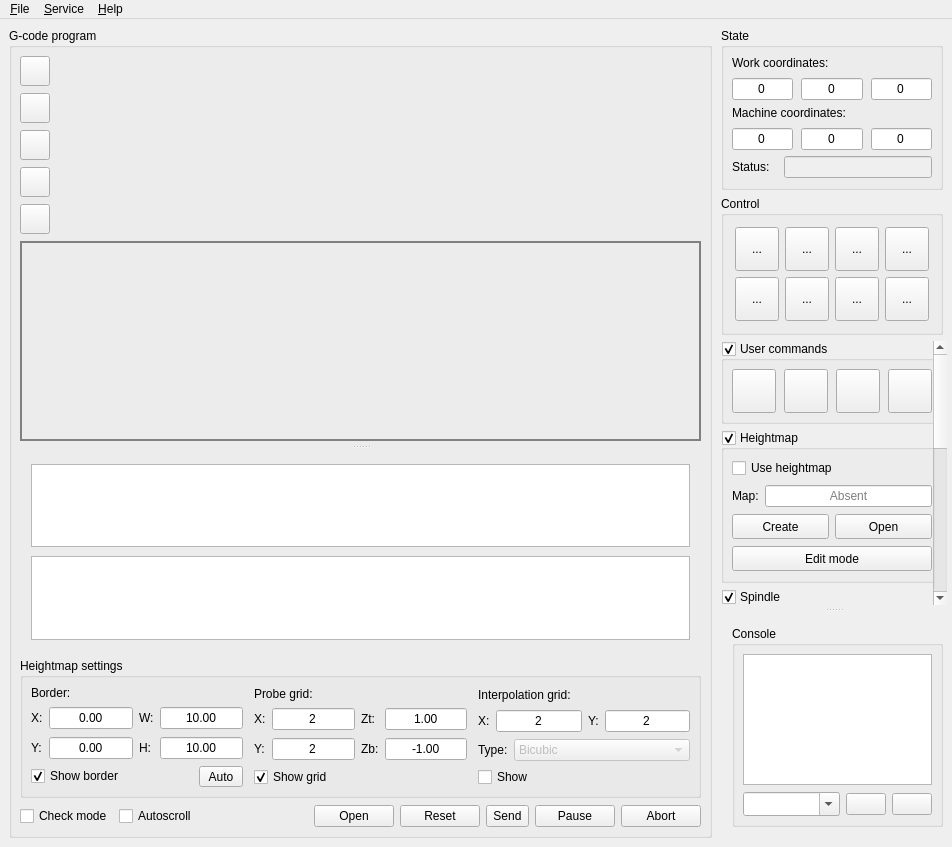
The window that src/frmmain.ui (dunkelstern/Candle) describes before a commit, drawn with Qt 5.
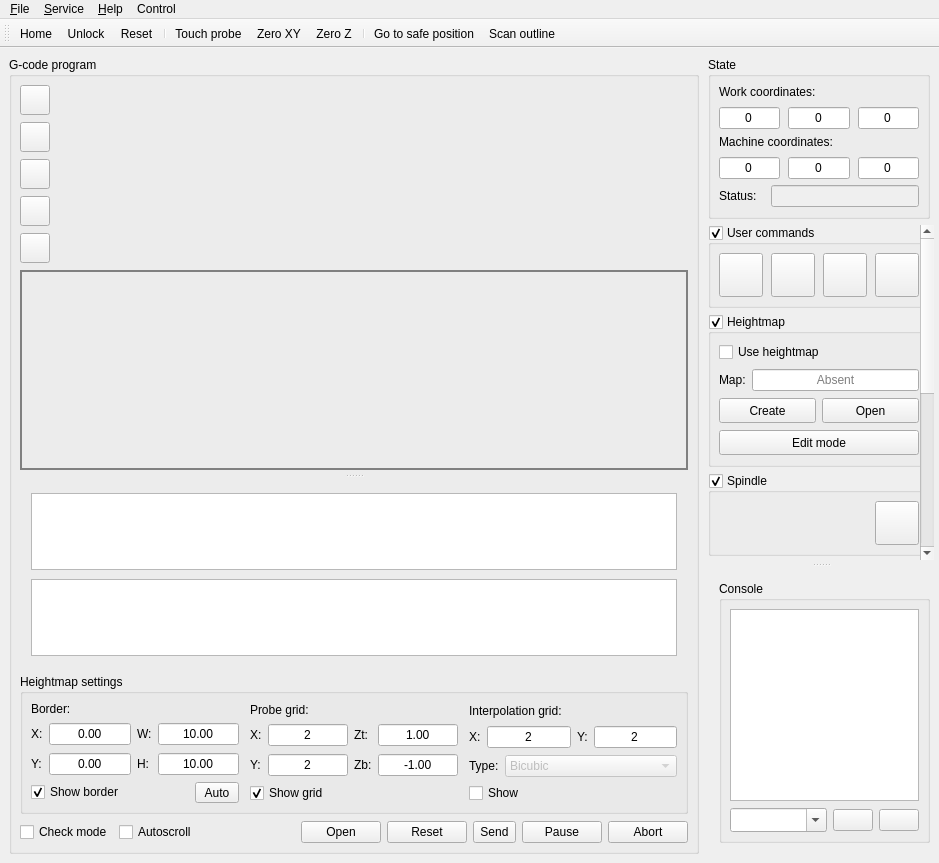
The same window after the commit. Icons and pictures are not drawn. Custom widgets are drawn as their Qt base class.

Commit message:
Move control buttons to the toolbar
This saves some space on small displays and makes sure they are always visible.

The edit to the form file:
```diff
--- a/src/frmmain.ui
+++ b/src/frmmain.ui
@@ -6,8 +6,8 @@
    <rect>
     <x>0</x>
     <y>0</y>
-    <width>952</width>
-    <height>847</height>
+    <width>939</width>
+    <height>863</height>
    </rect>
   </property>
   <property name="acceptDrops">
@@ -1251,230 +1251,6 @@
         <property name="rightMargin">
          <number>4</number>
         </property>
-        <item>
-         <widget class="QGroupBox" name="grpControl">
-          <property name="title">
-           <string>Control</string>
-          </property>
-          <property name="overrided" stdset="0">
-           <bool>false</bool>
-          </property>
-          <layout class="QGridLayout" name="gridLayout_2">
-           <item row="2" column="5">
-            <widget class="StyledToolButton" name="cmdUnlock">
-             <property name="enabled">
-              <bool>true</bool>
-             </property>
-             <property name="minimumSize">
-              <size>
-               <width>44</width>
-               <height>44</height>
-              </size>
-             </property>
-             <property name="toolTip">
-              <string>Unlock</string>
-             </property>
-             <property name="text">
-              <string>...</string>
-             </property>
-             <property name="icon">
-              <iconset resource="images.qrc">
-               <normaloff>:/images/unlock.png</normaloff>:/images/unlock.png</iconset>
-             </property>
-             <property name="iconSize">
-              <size>
-               <width>24</width>
-               <height>24</height>
-              </size>
-             </property>
-            </widget>
-           </item>
-           <item row="1" column="4">
-            <widget class="StyledToolButton" name="cmdZeroXY">
-             <property name="minimumSize">
-              <size>
-               <width>44</width>
-               <height>44</height>
-              </size>
-             </property>
-             <property name="toolTip">
-              <string>Zero XY</string>
-             </property>
-             <property name="text">
-              <string>...</string>
-             </property>
-             <property name="icon">
-              <iconset resource="images.qrc">
-               <normaloff>:/images/axis_zero.png</normaloff>:/images/axis_zero.png</iconset>
-             </property>
-             <property name="iconSize">
-              <size>
-               <width>30</width>
-               <height>30</height>
-              </size>
-             </property>
-            </widget>
-           </item>
-           <item row="2" column="3">
-            <widget class="StyledToolButton" name="cmdSafePosition">
-             <property name="minimumSize">
-              <size>
-               <width>44</width>
-               <height>44</height>
-              </size>
-             </property>
-             <property name="toolTip">
-              <string>Safe position</string>
-             </property>
-             <property name="text">
-              <string>...</string>
-             </property>
-             <property name="icon">
-              <iconset resource="images.qrc">
-               <normaloff>:/images/run.png</normaloff>:/images/run.png</iconset>
-             </property>
-             <property name="iconSize">
-              <size>
-               <width>30</width>
-               <height>30</height>
-              </size>
-             </property>
-            </widget>
-           </item>
-           <item row="1" column="5">
-            <widget class="StyledToolButton" name="cmdZeroZ">
-             <property name="minimumSize">
-              <size>
-               <width>44</width>
-               <height>44</height>
-              </size>
-             </property>
-             <property name="toolTip">
-              <string>Zero Z</string>
-             </property>
-             <property name="text">
-              <string>...</string>
-             </property>
-             <property name="icon">
-              <iconset resource="images.qrc">
-               <normaloff>:/images/zero_z.png</normaloff>:/images/zero_z.png</iconset>
-             </property>
-             <property name="iconSize">
-              <size>
-               <width>30</width>
-               <height>30</height>
-              </size>
-             </property>
-            </widget>
-           </item>
-           <item row="1" column="2">
-            <widget class="StyledToolButton" name="cmdHome">
-             <property name="minimumSize">
-              <size>
-               <width>44</width>
-               <height>44</height>
-              </size>
-             </property>
-             <property name="toolTip">
-              <string>Home</string>
-             </property>
-             <property name="text">
-              <string>...</string>
-             </property>
-             <property name="icon">
-              <iconset resource="images.qrc">
-               <normaloff>:/images/search_for_home2.png</normaloff>:/images/search_for_home2.png</iconset>
-             </property>
-             <property name="iconSize">
-              <size>
-               <width>30</width>
-               <height>30</height>
-              </size>
-             </property>
-            </widget>
-           </item>
-           <item row="1" column="3">
-            <widget class="StyledToolButton" name="cmdTouch">
-             <property name="minimumSize">
-              <size>
-               <width>44</width>
-               <height>44</height>
-              </size>
-             </property>
-             <property name="toolTip">
-              <string>Z-probe</string>
-             </property>
-             <property name="text">
-              <string>...</string>
-             </property>
-             <property name="icon">
-              <iconset resource="images.qrc">
-               <normaloff>:/images/search_for_z.png</normaloff>:/images/search_for_z.png</iconset>
-             </property>
-             <property name="iconSize">
-              <size>
-               <width>30</width>
-               <height>30</height>
-              </size>
-             </property>
-            </widget>
-           </item>
-           <item row="2" column="4">
-            <widget class="StyledToolButton" name="cmdReset">
-             <property name="minimumSize">
-              <size>
-               <width>44</width>
-               <height>44</height>
-              </size>
-             </property>
-             <property name="toolTip">
-              <string>Reset</string>
-             </property>
-             <property name="text">
-              <string>...</string>
-             </property>
-             <property name="icon">
-              <iconset resource="images.qrc">
-               <normaloff>:/images/restart.png</normaloff>:/images/restart.png</iconset>
-             </property>
-             <property name="iconSize">
-              <size>
-               <width>30</width>
-               <height>30</height>
-              </size>
-             </property>
-            </widget>
-           </item>
-           <item row="2" column="2">
-            <widget class="StyledToolButton" name="cmdOutline">
-             <property name="minimumSize">
-              <size>
-               <width>44</width>
-               <height>44</height>
-              </size>
-             </property>
-             <property name="toolTip">
-              <string>Run outline</string>
-             </property>
-             <property name="text">
-              <string>...</string>
-             </property>
-             <property name="icon">
-              <iconset>
-               <normalon>:/images/outline.png</normalon>
-              </iconset>
-             </property>
-             <property name="iconSize">
-              <size>
-               <width>30</width>
-               <height>30</height>
-              </size>
-             </property>
-            </widget>
-           </item>
-          </layout>
-         </widget>
-        </item>
        </layout>
       </item>
       <item>
@@ -2615,7 +2391,7 @@
     <rect>
      <x>0</x>
      <y>0</y>
-     <width>952</width>
+     <width>939</width>
      <height>22</height>
     </rect>
    </property>
@@ -2652,9 +2428,46 @@
     </property>
     <addaction name="actAbout"/>
    </widget>
+   <widget class="QMenu" name="menuControl">
+    <property name="title">
+     <string>Control</string>
+    </property>
+    <addaction name="actionHome"/>
+    <addaction name="actionUnlock"/>
+    <addaction name="actionReset"/>
+    <addaction name="separator"/>
+    <addaction name="actionTouch"/>
+    <addaction name="actionZeroXY"/>
+    <addaction name="actionZeroZ"/>
+    <addaction name="separator"/>
+    <addaction name="actionSafePosition"/>
+    <addaction name="actionOutline"/>
+   </widget>
    <addaction name="mnuFile"/>
    <addaction name="mnuService"/>
    <addaction name="mnuHelp"/>
+   <addaction name="menuControl"/>
+  </widget>
+  <widget class="QToolBar" name="toolBar">
+   <property name="windowTitle">
+    <string>toolBar</string>
+   </property>
+   <attribute name="toolBarArea">
+    <enum>TopToolBarArea</enum>
+   </attribute>
+   <attribute name="toolBarBreak">
+    <bool>false</bool>
+   </attribute>
+   <addaction name="actionHome"/>
+   <addaction name="actionUnlock"/>
+   <addaction name="actionReset"/>
+   <addaction name="separator"/>
+   <addaction name="actionTouch"/>
+   <addaction name="actionZeroXY"/>
+   <addaction name="actionZeroZ"/>
+   <addaction name="separator"/>
+   <addaction name="actionSafePosition"/>
+   <addaction name="actionOutline"/>
   </widget>
   <action name="actFileOpen">
    <property name="text">
@@ -2701,6 +2514,81 @@
     <string>Save &amp;transformed as...</string>
    </property>
   </action>
+  <action name="actionHome">
+   <property name="icon">
+    <iconset resource="images.qrc">
+     <normaloff>:/images/search_for_home2.png</normaloff>:/images/search_for_home2.png</iconset>
+   </property>
+   <property name="text">
+    <string>Home</string>
+   </property>
+   <property name="shortcut">
+    <string>Ctrl+H</string>
+   </property>
+  </action>
+  <action name="actionTouch">
+   <property name="icon">
+    <iconset resource="images.qrc">
+     <normaloff>:/images/search_for_z.png</normaloff>:/images/search_for_z.png</iconset>
+   </property>
+   <property name="text">
+    <string>Touch probe</string>
+   </property>
+  </action>
+  <action name="actionZeroXY">
+   <property name="icon">
+    <iconset resource="images.qrc">
+     <normaloff>:/images/axis_zero.png</normaloff>:/images/axis_zero.png</iconset>
+   </property>
+   <property name="text">
+    <string>Zero XY</string>
+   </property>
+  </action>
+  <action name="actionZeroZ">
+   <property name="icon">
+    <iconset resource="images.qrc">
+     <normaloff>:/images/zero_z.png</normaloff>:/images/zero_z.png</iconset>
+   </property>
+   <property name="text">
+    <string>Zero Z</string>
+   </property>
+  </action>
+  <action name="actionSafePosition">
+   <property name="icon">
+    <iconset resource="images.qrc">
+     <normaloff>:/images/run.png</normaloff>:/images/run.png</iconset>
+   </property>
+   <property name="text">
+    <string>Go to safe position</string>
+   </property>
+  </action>
+  <action name="actionReset">
+   <property name="icon">
+    <iconset resource="images.qrc">
+     <normaloff>:/images/restart.png</normaloff>:/images/restart.png</iconset>
+   </property>
+   <property name="text">
+    <string>Reset</string>
+   </property>
+  </action>
+  <action name="actionUnlock">
+   <property name="icon">
+    <iconset resource="images.qrc">
+     <normaloff>:/images/unlock.png</normaloff>:/images/unlock.png</iconset>
+   </property>
+   <property name="text">
+    <string>Unlock</string>
+   </property>
+  </action>
+  <action name="actionOutline">
+   <property name="icon">
+    <iconset resource="images.qrc">
+     <normaloff>:/images/outline.png</normaloff>:/images/outline.png</iconset>
+   </property>
+   <property name="text">
+    <string>Scan outline</string>
+   </property>
+  </action>
  </widget>
  <layoutdefault spacing="6" margin="11"/>
  <customwidgets>
```
Left out of the diff: 23 changed lines with no effect on the pictures. The commit also changes 2 other files.
